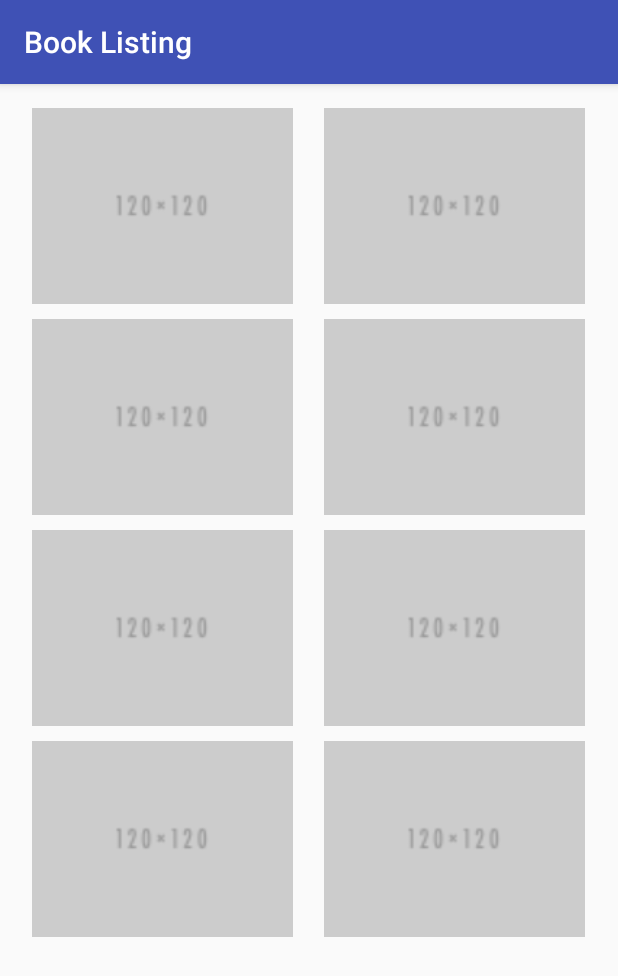
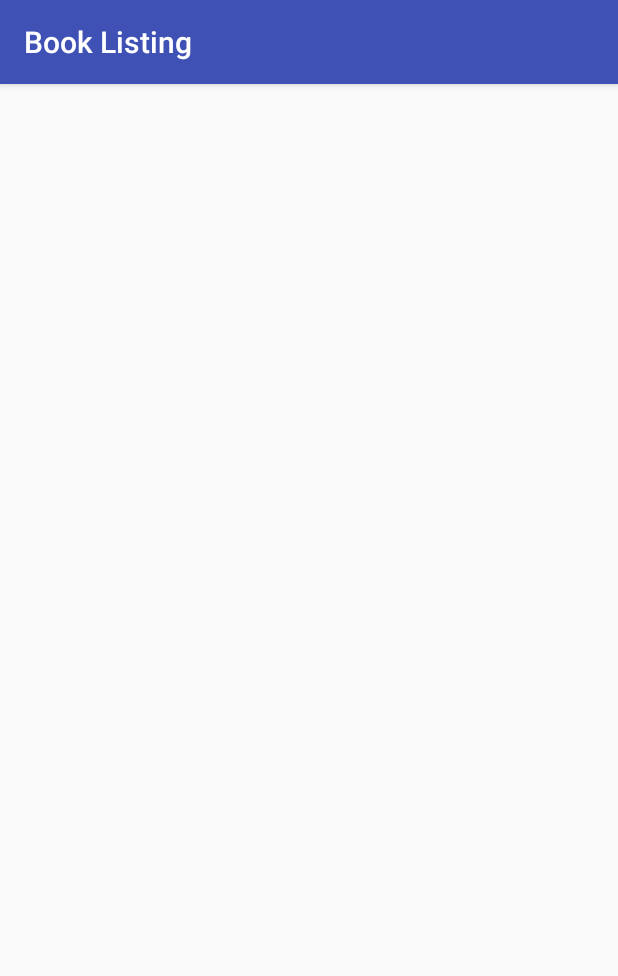
Before and after one commit to mvnshrikanth/BookApp, an Android app: the screen it shows after launch (MainActivity), on a phone screen of 412 x 824 dp. Shown: the top 976 px of the screen. Run offline under Robolectric (Android 15) with nearby library versions, the light colour scheme and no system bars.

Commit message:
remove the grid view

```diff
--- a/app/src/main/java/com/android/sunny/booklisting/ImageAdapter.java
+++ /dev/null
@@ -1,57 +0,0 @@
-package com.android.sunny.booklisting;
-
-import android.content.Context;
-import android.view.View;
-import android.view.ViewGroup;
-import android.widget.BaseAdapter;
-import android.widget.ImageView;
-
-/**
- * Created by Sunny on 1/5/2017.
- */
-public class ImageAdapter extends BaseAdapter {
-
-    private Context mContext;
-    private Integer[] mThumbsIds = {
-            R.drawable.sample_image, R.drawable.sample_image, R.drawable.sample_image, R.drawable.sample_image,
-            R.drawable.sample_image, R.drawable.sample_image, R.drawable.sample_image, R.drawable.sample_image
-    };
-
-    public ImageAdapter(Context context) {
-        mContext = context;
-    }
-
-    @Override
-    public int getCount() {
-        return mThumbsIds.length;
-    }
-
-    @Override
-    public Object getItem(int position) {
-        return null;
-    }
-
-    @Override
-    public long getItemId(int position) {
-        return 0;
-    }
-
-    @Override
-    public View getView(int position, View convertView, ViewGroup parent) {
-
-        ImageView imageView;
-
-        if (convertView == null) {
-            imageView = new ImageView(mContext);
-            //imageView.setLayoutParams(new GridLayout.LayoutParams(120, 120));
-            imageView.setScaleType(ImageView.ScaleType.CENTER_CROP);
-            imageView.setPadding(8, 8, 8, 8);
-        } else {
-            imageView = (ImageView) convertView;
-        }
-
-        imageView.setImageResource(mThumbsIds[position]);
-        return imageView;
-    }
-
-}
--- a/app/src/main/java/com/android/sunny/booklisting/MainActivity.java
+++ b/app/src/main/java/com/android/sunny/booklisting/MainActivity.java
@@ -2,7 +2,6 @@ package com.android.sunny.booklisting;
 
 import android.os.Bundle;
 import android.support.v7.app.AppCompatActivity;
-import android.widget.GridView;
 
 public class MainActivity extends AppCompatActivity {
 
@@ -11,8 +10,5 @@ public class MainActivity extends AppCompatActivity {
         super.onCreate(savedInstanceState);
         setContentView(R.layout.activity_main);
 
-        GridView gridView = (GridView) findViewById(R.id.gridView);
-        gridView.setAdapter(new ImageAdapter(this));
-
     }
 }
--- a/app/src/main/res/layout/activity_main.xml
+++ b/app/src/main/res/layout/activity_main.xml
@@ -10,15 +10,6 @@
     android:paddingTop="@dimen/activity_vertical_margin"
     tools:context="com.android.sunny.booklisting.MainActivity">
 
-    <GridView
-        android:id="@+id/gridView"
-        android:layout_width="match_parent"
-        android:layout_height="match_parent"
-        android:gravity="center"
-        android:horizontalSpacing="10dp"
-        android:numColumns="auto_fit"
-        android:stretchMode="columnWidth"
-        android:verticalSpacing="10dp" />
 
 
 </RelativeLayout>
```
